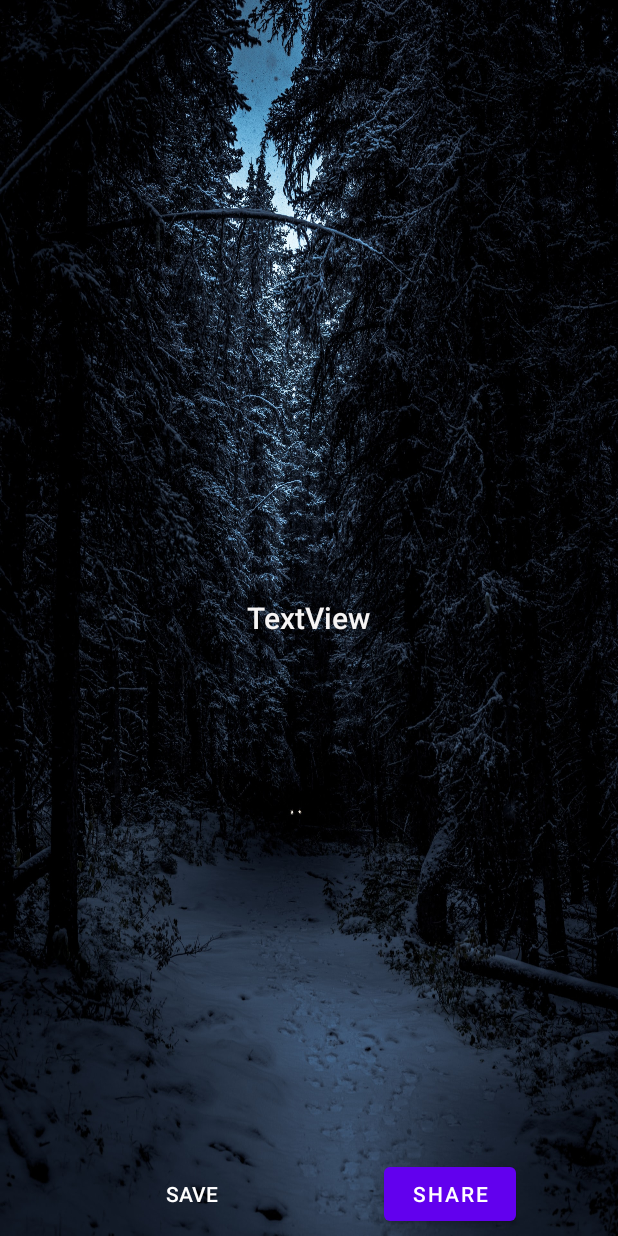
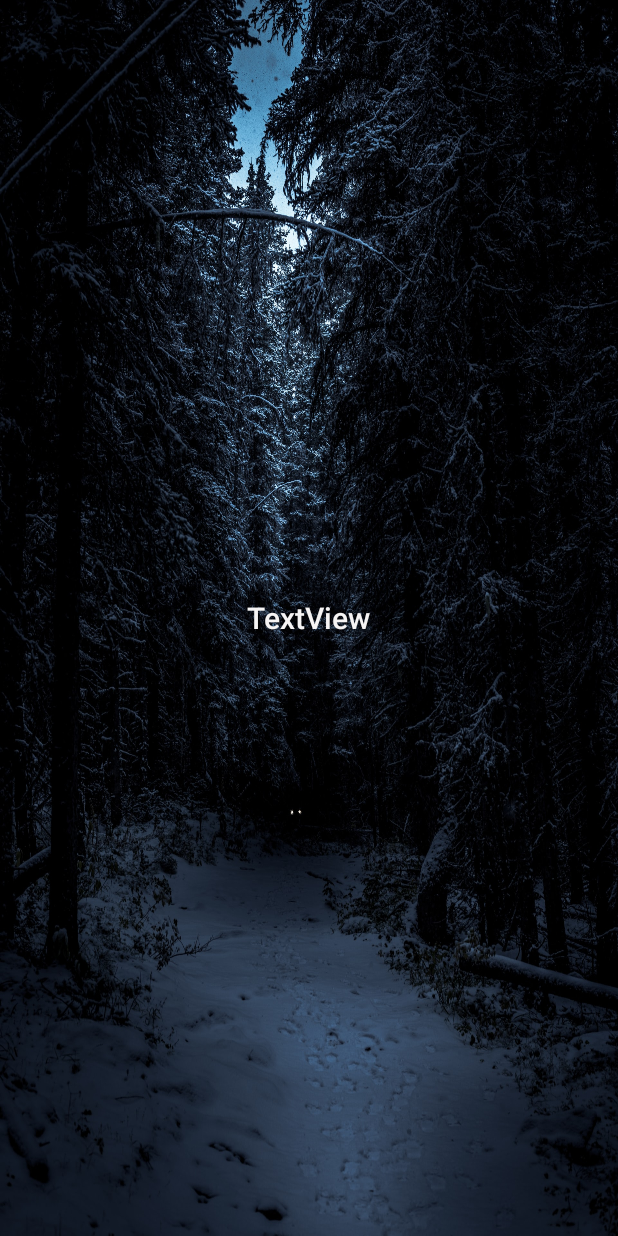
Before and after one commit to SudarshanDevkota/Fact-O, an Android app: the layout model_layout.xml on its own in the app's theme, with its tools: preview values and no code run, on a phone screen of 412 x 824 dp. Run offline under Robolectric (Android 15) with nearby library versions, the phone set to English and light mode, and no system bars.

Commit message:
list clear after 150 facts and button moved from model layout to main activity

```diff
--- a/app/src/main/res/layout/model_layout.xml
+++ b/app/src/main/res/layout/model_layout.xml
@@ -35,26 +35,26 @@
             android:textStyle="bold" />
     </LinearLayout>
 
-    <Button
-        android:id="@+id/btn_save"
-        style="@style/Widget.AppCompat.Button.Borderless"
-        android:layout_width="wrap_content"
-        android:layout_height="wrap_content"
-        android:text="Save"
-        android:textColor="@color/white"
-        app:layout_constraintBaseline_toBaselineOf="@+id/btn_share"
-        app:layout_constraintEnd_toStartOf="@+id/btn_share"
-        app:layout_constraintStart_toStartOf="parent" />
+<!--    <Button-->
+<!--        android:id="@+id/btn_save"-->
+<!--        style="@style/Widget.AppCompat.Button.Borderless"-->
+<!--        android:layout_width="wrap_content"-->
+<!--        android:layout_height="wrap_content"-->
+<!--        android:text="Save"-->
+<!--        android:textColor="@color/white"-->
+<!--        app:layout_constraintBaseline_toBaselineOf="@+id/btn_share"-->
+<!--        app:layout_constraintEnd_toStartOf="@+id/btn_share"-->
+<!--        app:layout_constraintStart_toStartOf="parent" />-->
 
-    <Button
-        android:id="@+id/btn_share"
-        android:layout_width="wrap_content"
-        android:layout_height="wrap_content"
-        android:layout_marginEnd="68dp"
-        android:layout_marginBottom="4dp"
-        android:text="Share"
-        app:layout_constraintBottom_toBottomOf="parent"
-        app:layout_constraintEnd_toEndOf="parent" />
+<!--    <Button-->
+<!--        android:id="@+id/btn_share"-->
+<!--        android:layout_width="wrap_content"-->
+<!--        android:layout_height="wrap_content"-->
+<!--        android:layout_marginEnd="68dp"-->
+<!--        android:layout_marginBottom="4dp"-->
+<!--        android:text="Share"-->
+<!--        app:layout_constraintBottom_toBottomOf="parent"-->
+<!--        app:layout_constraintEnd_toEndOf="parent" />-->
 
 
 </androidx.constraintlayout.widget.ConstraintLayout>
```
Also changed, not shown: app/src/main/java/com/example/fact_o/MainActivity.java (+20 -2 lines), app/src/main/res/layout/activity_main.xml (+23 -1 lines).
